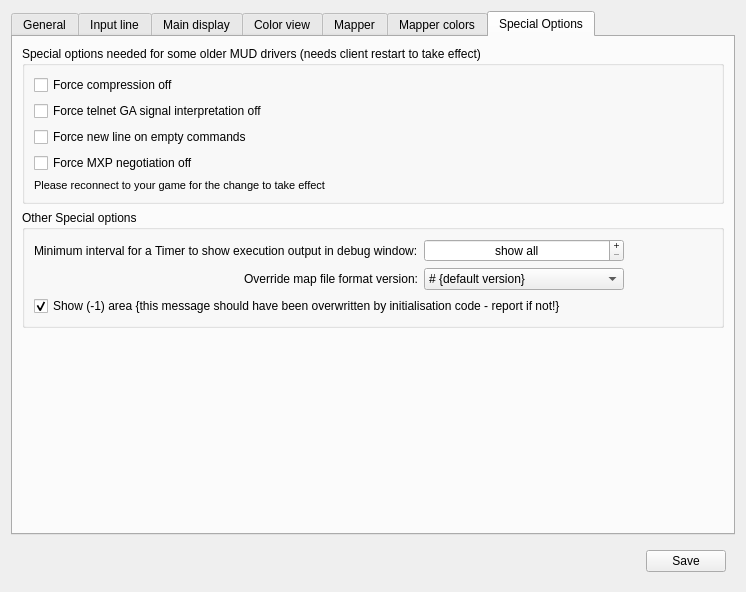
Qt form src/ui/profile_preferences.ui (Mudlet/Mudlet) before a commit.
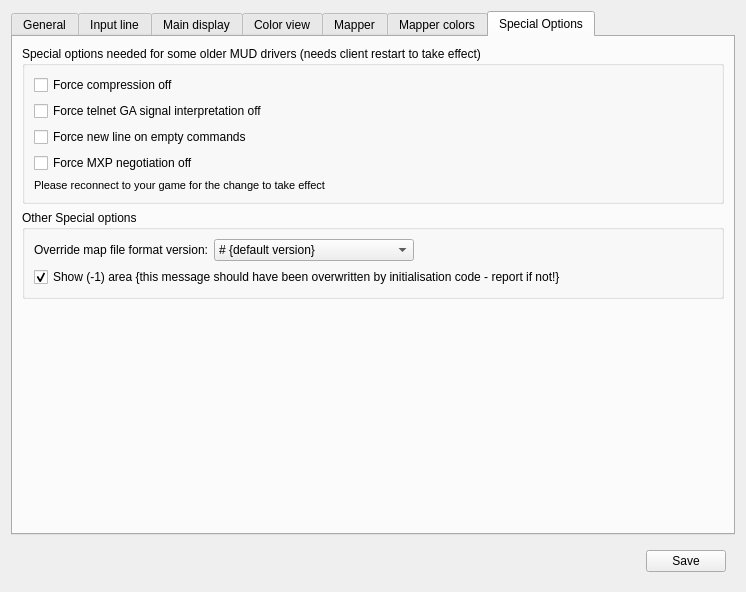
The same form after that commit. The open tabs and pages were chosen to show the change. Icons and pictures are not drawn.

Commit message:
revert: remove previous code added to suppress some Timer debug output
It also removes the code that produces the output that it was removing if
the timer interval was below it's threshold...!

Diff of the .ui file:
```diff
--- a/src/ui/profile_preferences.ui
+++ b/src/ui/profile_preferences.ui
@@ -1983,47 +1983,6 @@
            <set>Qt::AlignRight|Qt::AlignTrailing|Qt::AlignVCenter</set>
           </property>
           <item row="0" column="0">
-           <widget class="QLabel" name="label_timerDebugOutputMinimumInterval">
-            <property name="text">
-             <string>Minimum interval for a Timer to show execution output in debug window:</string>
-            </property>
-           </widget>
-          </item>
-          <item row="0" column="1">
-           <widget class="QTimeEdit" name="timeEdit_timerDebugOutputMinimumInterval">
-            <property name="maximumSize">
-             <size>
-              <width>200</width>
-              <height>16777215</height>
-             </size>
-            </property>
-            <property name="toolTip">
-             <string>&lt;html&gt;&lt;head/&gt;&lt;body&gt;&lt;p&gt;When a Timer fires and the Debugging console or the Editor Error are showing, the code for the timer is displayed as it is executed. For Timers of a short duration this output can obscure the output from less frequent Timers or other elements in a user or package item.  This control will attempt to reduce the &lt;i&gt;spam&lt;/i&gt; by hiding the code for Timers for an interval less than the specified interval - a line will still be shown for each timer firing but not all the output.  By default this is set for a &lt;i&gt;10 second&lt;/i&gt; period but it can be reduced to zero to show all output - the control will display &amp;quot;&lt;i&gt;Show all&lt;/i&gt;&amp;quot; in that case.&lt;/p&gt;&lt;/body&gt;&lt;/html&gt;</string>
-            </property>
-            <property name="alignment">
-             <set>Qt::AlignCenter</set>
-            </property>
-            <property name="buttonSymbols">
-             <enum>QAbstractSpinBox::PlusMinus</enum>
-            </property>
-            <property name="specialValueText">
-             <string>show all</string>
-            </property>
-            <property name="accelerated">
-             <bool>true</bool>
-            </property>
-            <property name="showGroupSeparator" stdset="0">
-             <bool>true</bool>
-            </property>
-            <property name="currentSection">
-             <enum>QDateTimeEdit::HourSection</enum>
-            </property>
-            <property name="displayFormat">
-             <string notr="true">h:mm:ss.zzz</string>
-            </property>
-           </widget>
-          </item>
-          <item row="1" column="0">
            <widget class="QLabel" name="label_mapFileSaveFormatVersion">
             <property name="text">
              <string>Override map file format version:</string>
@@ -2033,7 +1992,7 @@
             </property>
            </widget>
           </item>
-          <item row="1" column="1">
+          <item row="0" column="1">
            <widget class="QComboBox" name="comboBox_mapFileSaveFormatVersion">
             <property name="maximumSize">
              <size>
@@ -2057,7 +2016,7 @@
             </item>
            </widget>
           </item>
-          <item row="2" column="0" colspan="2">
+          <item row="1" column="0" colspan="2">
            <widget class="QCheckBox" name="checkBox_showDefaultArea">
             <property name="text">
              <string>Show (-1) area {this message should have been overwritten by initialisation code - report if not!}</string>
```
The commit also changes 5 other files.
